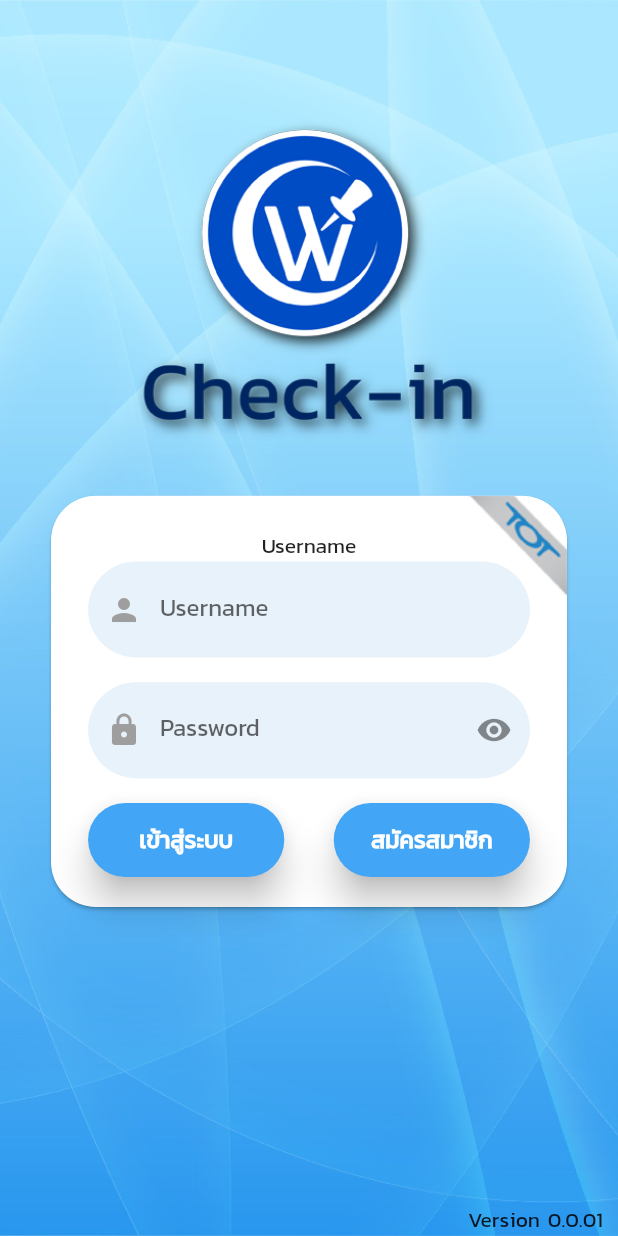
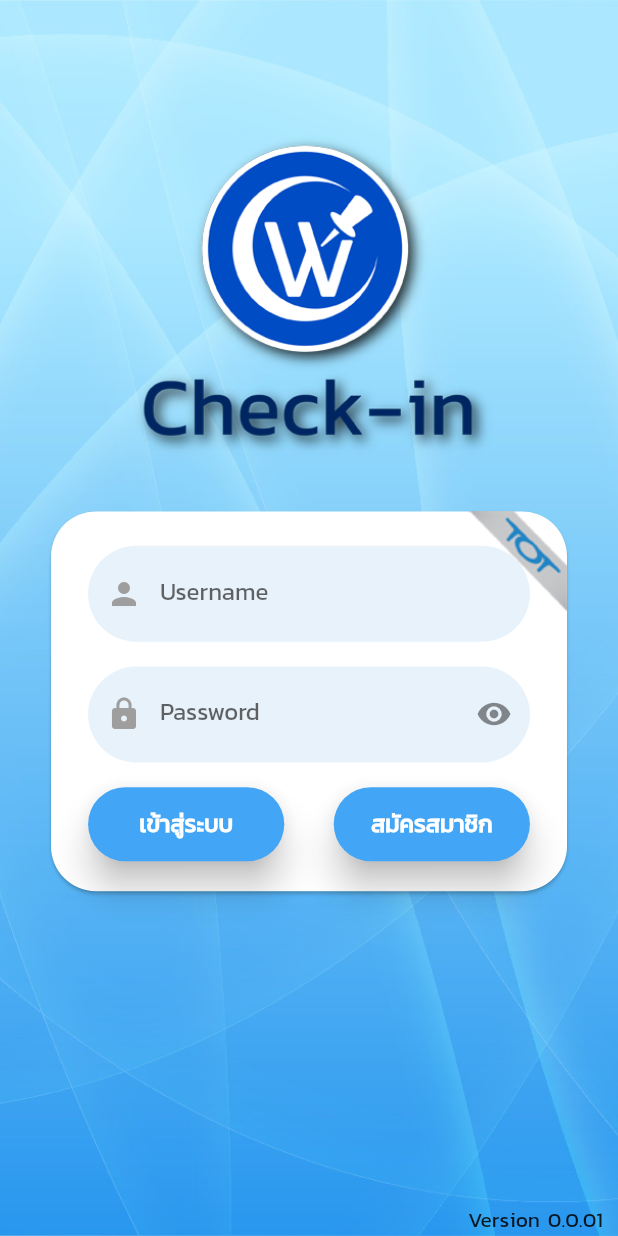
Before and after one commit to kypdev/workcheckin, a Flutter app: the screen it shows after launch, on a phone screen of 412 x 824 dp. Run offline on Flutter 3.47's test engine with Material 2 defaults, Android fonts, the phone set to English and light mode, and no system bars; our stand-ins replace font_awesome_flutter, geolocator, numberpicker, rflutter_alert, shared_preferences; missing offline and left inert: device_id, flutter_cupertino_date_picker.

Commit message:
rm unuse

```diff
--- a/lib/views/signin_screen.dart
+++ b/lib/views/signin_screen.dart
@@ -318,7 +318,6 @@ class _SigninScreenState extends State<SigninScreen> {
                                       mainAxisAlignment:
                                           MainAxisAlignment.center,
                                       children: <Widget>[
-                                        Text('Username'),
                                         Padding(
                                           padding: EdgeInsets.only(
                                               left: sizeHor * 6,
```
